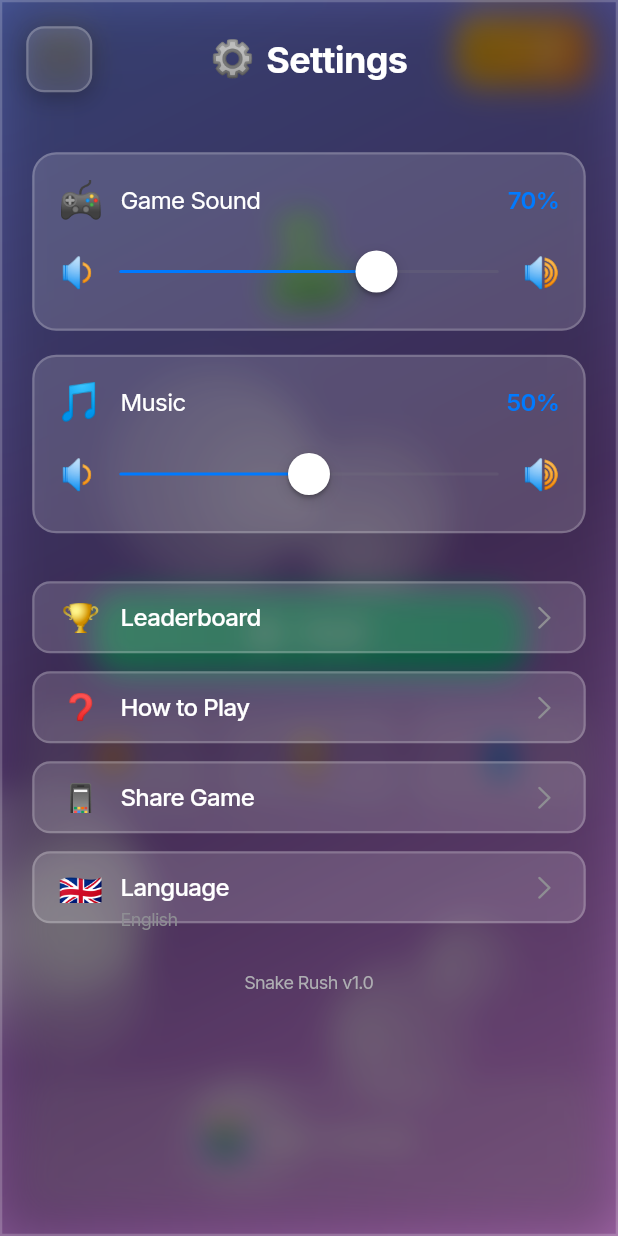
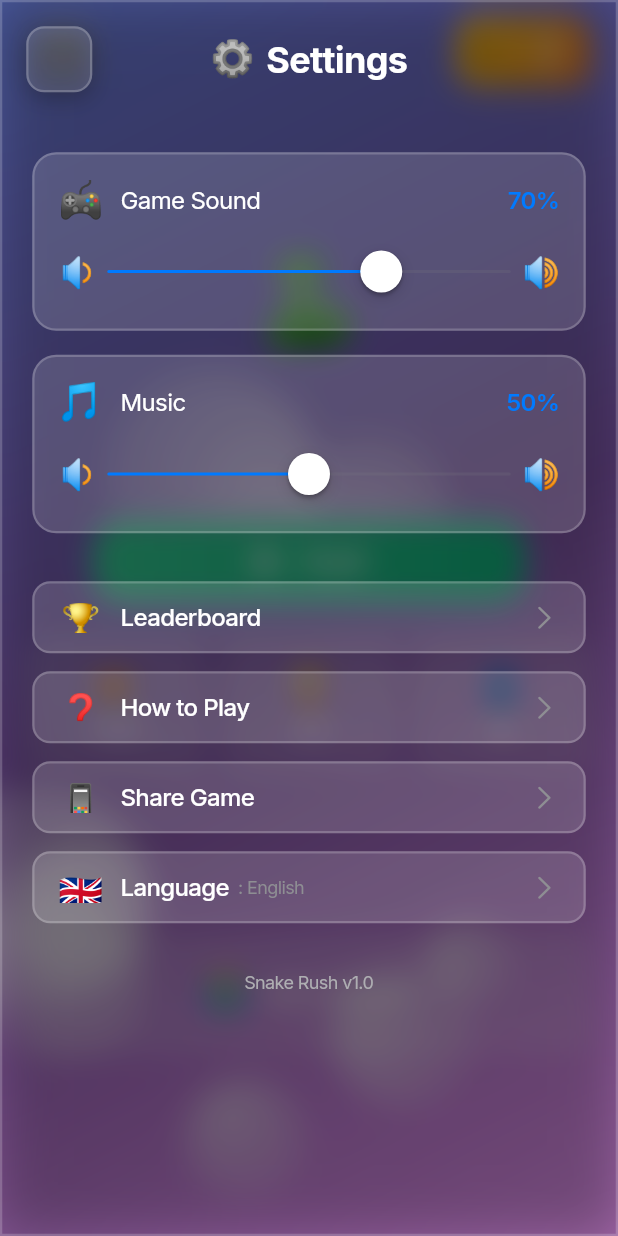
Before and after one commit to sodiqjon-maxammadjonov/snake_rush, a Flutter app: the screen it shows after launch, after a tap on "⚙️", on a phone screen of 412 x 824 dp. Run offline on Flutter 3.47's test engine with Material 3 defaults, Android fonts, the phone set to English and light mode, and no system bars; our stand-ins replace google_fonts, shared_preferences; missing offline and left inert: flame_audio.

Commit message:
tablet owerflow error fixed

```diff
--- a/lib/screens/main/main_screen.dart
+++ b/lib/screens/main/main_screen.dart
@@ -33,7 +33,7 @@ class _MainScreenState extends State<MainScreen> {
   }
 
   void _onLanguageChanged() {
-    setState(() {});
+    if (mounted) setState(() {});
   }
 
   void _openSettings() {
@@ -49,32 +49,23 @@ class _MainScreenState extends State<MainScreen> {
   @override
   Widget build(BuildContext context) {
     final d = Dimensions(context);
-    final screenHeight = MediaQuery.of(context).size.height;
-    final safeTop = MediaQuery.of(context).padding.top;
-    final safeBottom = MediaQuery.of(context).padding.bottom;
-    final availableHeight = screenHeight - safeTop - safeBottom;
 
     return CupertinoPageScaffold(
       child: GlassBubblesBackground(
         child: SafeArea(
-          child: LayoutBuilder(
-            builder: (context, constraints) {
-              return SingleChildScrollView(
-                physics: const ClampingScrollPhysics(),
+          child: Center(
             child: ConstrainedBox(
-                  constraints: BoxConstraints(
-                    minHeight: constraints.maxHeight,
-                    maxWidth: d.maxContentWidth,
-                  ),
-                  child: IntrinsicHeight(
-                    child: Padding(
-                      padding: EdgeInsets.symmetric(
-                        horizontal: d.paddingScreen,
-                        vertical: d.spaceMedium,
-                      ),
+              constraints: BoxConstraints(maxWidth: d.maxContentWidth),
               child: Column(
                 children: [
-                          Row(
+                  Padding(
+                    padding: EdgeInsets.fromLTRB(
+                      d.paddingScreen,
+                      d.spaceMedium,
+                      d.paddingScreen,
+                      0,
+                    ),
+                    child: Row(
                       mainAxisAlignment: MainAxisAlignment.spaceBetween,
                       children: [
                         MyButton(
@@ -89,16 +80,22 @@ class _MainScreenState extends State<MainScreen> {
                         const CoinWidget(coins: 7),
                       ],
                     ),
+                  ),
 
-                          SizedBox(height: availableHeight * 0.1),
-
+                  Expanded(
+                    child: Padding(
+                      padding: EdgeInsets.symmetric(horizontal: d.paddingScreen),
+                      child: Column(
+                        mainAxisAlignment: MainAxisAlignment.spaceEvenly,
+                        children: [
                           Text(
                             '🐍',
                             style: TextStyle(fontSize: d.iconHuge),
                           ),
 
-                          const Spacer(),
-
+                          Column(
+                            mainAxisSize: MainAxisSize.min,
+                            children: [
                               MyButton(
                                 type: ButtonType.primary,
                                 text: _tr('play'),
@@ -117,8 +114,8 @@ class _MainScreenState extends State<MainScreen> {
                                   _buildSmallButton('👤', _tr('me'), d),
                                 ],
                               ),
-
-                          const Spacer(),
+                            ],
+                          ),
 
                           MyButton(
                             type: ButtonType.glass,
@@ -127,6 +124,7 @@ class _MainScreenState extends State<MainScreen> {
                             onPressed: () {},
                             child: Row(
                               mainAxisAlignment: MainAxisAlignment.center,
+                              mainAxisSize: MainAxisSize.min,
                               children: [
                                 Text('🎁', style: TextStyle(fontSize: d.iconMedium)),
                                 SizedBox(width: d.spaceMedium),
@@ -143,15 +141,15 @@ class _MainScreenState extends State<MainScreen> {
                               ],
                             ),
                           ),
+                        ],
+                      ),
+                    ),
+                  ),
 
                   SizedBox(height: d.spaceMedium),
                 ],
               ),
             ),
-                  ),
-                ),
-              );
-            },
           ),
         ),
       ),
@@ -170,15 +168,14 @@ class _MainScreenState extends State<MainScreen> {
           children: [
             Text(emoji, style: TextStyle(fontSize: d.iconMedium)),
             SizedBox(height: d.spaceTiny),
-            Flexible(
-              child: MyText(
+            MyText(
               title,
               fontSize: d.caption,
               fontWeight: FontWeight.w600,
               color: AppColors.textPrimary,
               maxLines: 1,
               overflow: TextOverflow.ellipsis,
-              ),
+              textAlign: TextAlign.center,
             ),
           ],
         ),
--- a/lib/screens/settings/settings_screen.dart
+++ b/lib/screens/settings/settings_screen.dart
@@ -39,7 +39,7 @@ class _SettingsScreenState extends State<SettingsScreen> {
   }
 
   void _onLanguageChanged() {
-    setState(() {});
+    if (mounted) setState(() {});
   }
 
   void _openLeaderboard() {
@@ -79,25 +79,35 @@ class _SettingsScreenState extends State<SettingsScreen> {
                       icon: CupertinoIcons.back,
                       onPressed: () => Navigator.of(context).pop(),
                     ),
-                    const Spacer(),
+                    Expanded(
+                      child: Row(
+                        mainAxisAlignment: MainAxisAlignment.center,
+                        mainAxisSize: MainAxisSize.min,
+                        children: [
                           Text('⚙️', style: TextStyle(fontSize: d.iconMedium)),
                           SizedBox(width: d.spaceSmall),
-                    MyText(
+                          Flexible(
+                            child: MyText(
                               _tr('settings'),
                               fontSize: d.title,
                               fontWeight: FontWeight.bold,
                               color: AppColors.textPrimary,
+                              maxLines: 1,
+                              overflow: TextOverflow.ellipsis,
                             ),
-                    const Spacer(),
+                          ),
+                        ],
+                      ),
+                    ),
                     SizedBox(width: d.backButtonSize),
                   ],
                 ),
               ),
 
               Expanded(
-                child: SingleChildScrollView(
+                child: ListView(
                   padding: EdgeInsets.symmetric(horizontal: d.paddingScreen),
-                  child: Column(
+                  physics: const BouncingScrollPhysics(),
                   children: [
                     SizedBox(height: d.spaceLarge),
 
@@ -166,15 +176,16 @@ class _SettingsScreenState extends State<SettingsScreen> {
 
                     SizedBox(height: d.spaceXLarge),
 
-                      MyText(
+                    Center(
+                      child: MyText(
                         'Snake Rush v1.0',
                         fontSize: d.caption,
                         color: AppColors.textMuted,
                       ),
+                    ),
 
                     SizedBox(height: d.spaceLarge),
                   ],
-                  ),
                 ),
               ),
             ],
@@ -203,17 +214,21 @@ class _SettingsScreenState extends State<SettingsScreen> {
       padding: EdgeInsets.all(d.paddingCard),
       child: Column(
         crossAxisAlignment: CrossAxisAlignment.start,
+        mainAxisSize: MainAxisSize.min,
         children: [
           Row(
             children: [
               Text(icon, style: TextStyle(fontSize: d.iconMedium)),
               SizedBox(width: d.spaceMedium),
-              MyText(
+              Expanded(
+                child: MyText(
                   title,
                   fontSize: d.body,
                   color: AppColors.textPrimary,
+                  maxLines: 1,
+                  overflow: TextOverflow.ellipsis,
                 ),
-              const Spacer(),
+              ),
               MyText(
                 '${(volume * 100).toInt()}%',
                 fontSize: d.body,
@@ -229,7 +244,6 @@ class _SettingsScreenState extends State<SettingsScreen> {
                 volume == 0 ? '🔇' : '🔉',
                 style: TextStyle(fontSize: d.iconSmall),
               ),
-              SizedBox(width: d.spaceSmall),
               Expanded(
                 child: CupertinoSlider(
                   value: volume,
@@ -239,7 +253,6 @@ class _SettingsScreenState extends State<SettingsScreen> {
                   onChanged: onChanged,
                 ),
               ),
-              SizedBox(width: d.spaceSmall),
               Text('🔊', style: TextStyle(fontSize: d.iconSmall)),
             ],
           ),
@@ -266,26 +279,32 @@ class _SettingsScreenState extends State<SettingsScreen> {
           Text(icon, style: TextStyle(fontSize: d.iconMedium)),
           SizedBox(width: d.spaceMedium),
           Expanded(
-            child: Column(
-              crossAxisAlignment: CrossAxisAlignment.start,
+            child: Row(
+              crossAxisAlignment: CrossAxisAlignment.center,
+              mainAxisSize: MainAxisSize.min,
               children: [
                 MyText(
                   title,
                   fontSize: d.body,
                   fontWeight: FontWeight.w500,
                   color: AppColors.textPrimary,
+                  maxLines: 1,
+                  overflow: TextOverflow.ellipsis,
                 ),
                 if (subtitle != null) ...[
                   SizedBox(height: d.spaceTiny),
                   MyText(
-                    subtitle,
+                    '  : $subtitle',
                     fontSize: d.caption,
                     color: AppColors.textSecondary,
+                    maxLines: 1,
+                    overflow: TextOverflow.ellipsis,
                   ),
                 ],
               ],
             ),
           ),
+          SizedBox(width: d.spaceSmall),
           Icon(
             CupertinoIcons.chevron_right,
             size: d.iconSmall,
@@ -320,16 +339,26 @@ class LanguageSelectorScreen extends StatelessWidget {
                       icon: CupertinoIcons.back,
                       onPressed: () => Navigator.of(context).pop(),
                     ),
-                    const Spacer(),
+                    Expanded(
+                      child: Row(
+                        mainAxisAlignment: MainAxisAlignment.center,
+                        mainAxisSize: MainAxisSize.min,
+                        children: [
                           Text('🌐', style: TextStyle(fontSize: d.iconMedium)),
                           SizedBox(width: d.spaceSmall),
-                    MyText(
+                          Flexible(
+                            child: MyText(
                               languageService.translate('language'),
                               fontSize: d.title,
                               fontWeight: FontWeight.bold,
                               color: AppColors.textPrimary,
+                              maxLines: 1,
+                              overflow: TextOverflow.ellipsis,
                             ),
-                    const Spacer(),
+                          ),
+                        ],
+                      ),
+                    ),
                     SizedBox(width: d.backButtonSize),
                   ],
                 ),
@@ -337,7 +366,11 @@ class LanguageSelectorScreen extends StatelessWidget {
 
               Expanded(
                 child: ListView.separated(
-                  padding: EdgeInsets.symmetric(horizontal: d.paddingScreen),
+                  physics: const BouncingScrollPhysics(),
+                  padding: EdgeInsets.symmetric(
+                    horizontal: d.paddingScreen,
+                    vertical: d.spaceMedium,
+                  ),
                   itemCount: languageService.availableLanguages.length,
                   separatorBuilder: (_, __) => SizedBox(height: d.spaceMedium),
                   itemBuilder: (context, index) {
@@ -358,19 +391,24 @@ class LanguageSelectorScreen extends StatelessWidget {
                             style: TextStyle(fontSize: d.iconMedium),
                           ),
                           SizedBox(width: d.spaceMedium),
-                          MyText(
+                          Expanded(
+                            child: MyText(
                               language.name,
                               fontSize: d.body,
                               fontWeight: isSelected ? FontWeight.w600 : FontWeight.normal,
                               color: AppColors.textPrimary,
+                              maxLines: 1,
+                              overflow: TextOverflow.ellipsis,
                             ),
-                          const Spacer(),
-                          if (isSelected)
+                          ),
+                          if (isSelected) ...[
+                            SizedBox(width: d.spaceSmall),
                             Icon(
                               CupertinoIcons.check_mark_circled_solid,
                               color: CupertinoColors.activeBlue,
                               size: d.iconMedium,
                             ),
+                          ],
                         ],
                       ),
                     );
--- a/lib/utils/ui/dimensions.dart
+++ b/lib/utils/ui/dimensions.dart
@@ -64,7 +64,7 @@ class Dimensions {
   double get buttonWidth => isTablet ? _scale(300) : width * 0.7;
 
   double get cardHeight => _scale(80);
-  double get cardHeightSmall => _scale(60);
+  double get cardHeightSmall => _scale(85);
 
   double get backButtonSize => _scale(44);
 
```
Lines whose indentation alone changed are shown as unchanged.
